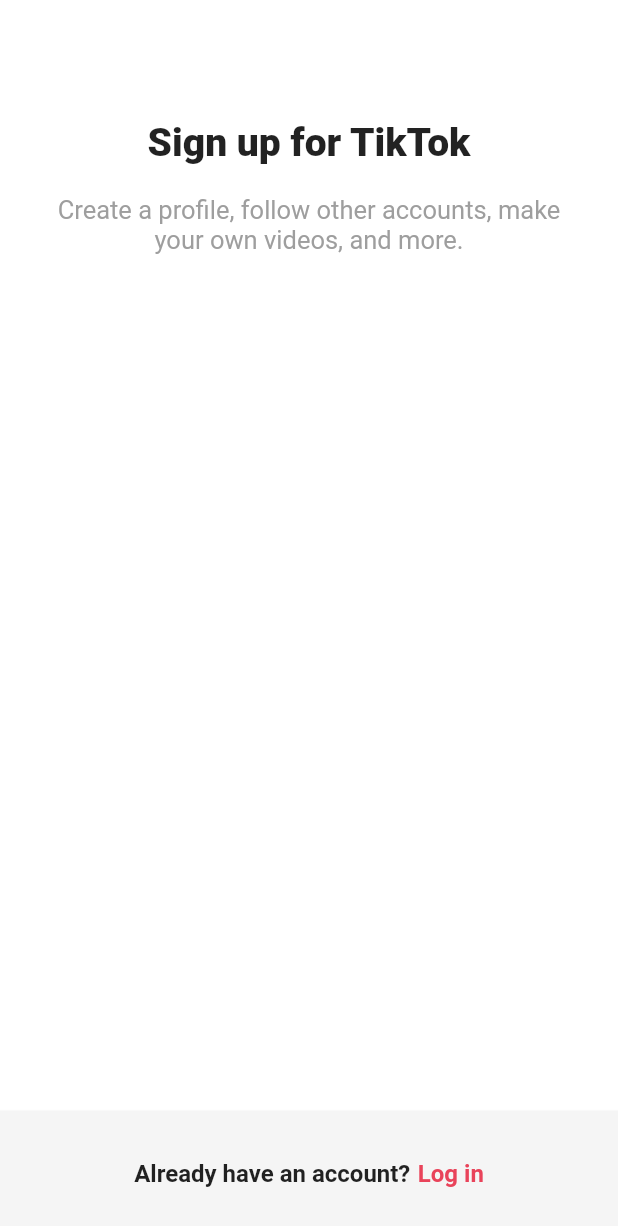
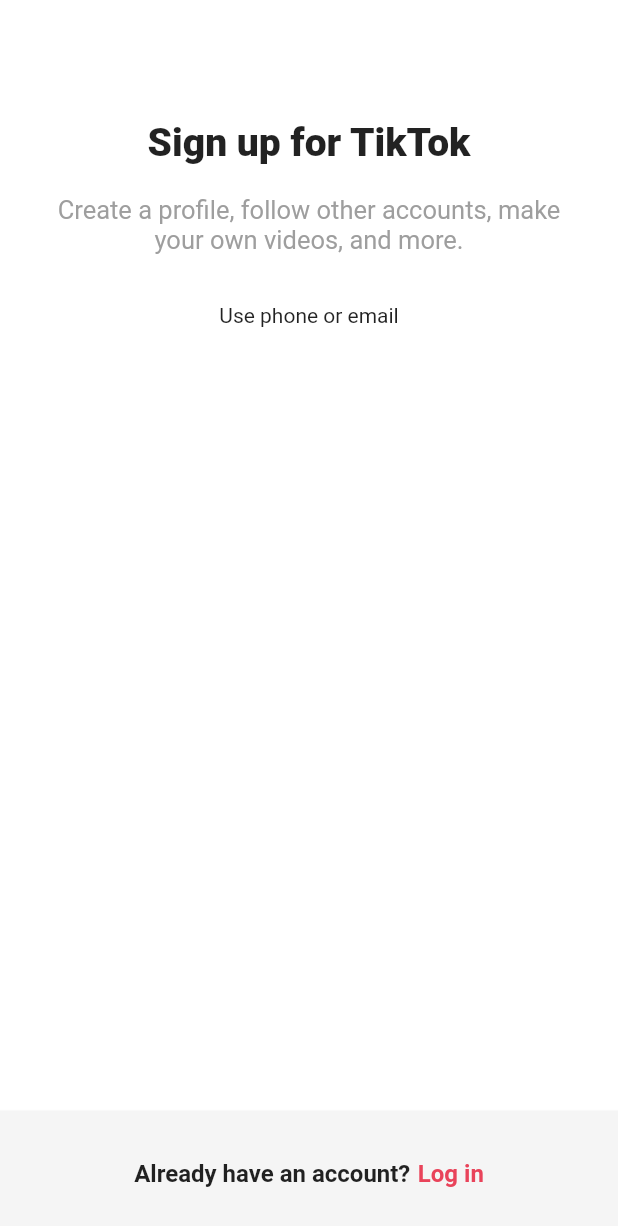
Before and after one commit to mijinB/TikTokClone, a Flutter app: the screen it shows after launch, on a phone screen of 412 x 824 dp. Shown: the top 1226 px of the screen. Run offline on Flutter 3.47's test engine with Material 2 defaults, Android fonts, the light colour scheme and no system bars.

Commit message:
log in screen

```diff
--- a/lib/screens/sign_up/sign_up_screen.dart
+++ b/lib/features/authentication/log_in_screen.dart
@@ -2,8 +2,12 @@
 import 'package:tiktok_clone_study/constants/gaps.dart';
 import 'package:tiktok_clone_study/constants/sizes.dart';
 
-class SignUpScreen extends StatelessWidget {
-  const SignUpScreen({super.key});
+class LogInScreen extends StatelessWidget {
+  const LogInScreen({super.key});
+
+  void onSignUpTap(BuildContext context) {
+    Navigator.of(context).pop();
+  }
 
   @override
   Widget build(BuildContext context) {
@@ -17,7 +21,7 @@
             children: [
               Gaps.v80,
               Text(
-                'Sign up for TikTok',
+                'Log in to TikTok',
                 style: TextStyle(
                   fontSize: Sizes.size24 + 2,
                   fontWeight: FontWeight.w800,
@@ -25,7 +29,7 @@
               ),
               Gaps.v20,
               Text(
-                'Create a profile, follow other accounts, make your own videos, and more.',
+                'Manage your account, check notifications, comment on videos, and more.',
                 textAlign: TextAlign.center,
                 style: TextStyle(
                   color: Colors.grey,
@@ -47,19 +51,22 @@
             mainAxisAlignment: MainAxisAlignment.center,
             children: [
               const Text(
-                'Already have an account?',
+                'Don\'t have an account?',
                 style: TextStyle(
                   fontSize: Sizes.size16,
                   fontWeight: FontWeight.w600,
                 ),
               ),
               Gaps.h5,
-              Text(
-                'Log in',
-                style: TextStyle(
-                  color: Theme.of(context).primaryColor,
-                  fontSize: Sizes.size16,
-                  fontWeight: FontWeight.w600,
+              GestureDetector(
+                onTap: () => onSignUpTap(context),
+                child: Text(
+                  'Sign up',
+                  style: TextStyle(
+                    color: Theme.of(context).primaryColor,
+                    fontSize: Sizes.size16,
+                    fontWeight: FontWeight.w600,
+                  ),
                 ),
               ),
             ],
--- /dev/null
+++ b/lib/features/authentication/sign_up_screen.dart
@@ -0,0 +1,86 @@
+import 'package:flutter/material.dart';
+import 'package:tiktok_clone_study/constants/gaps.dart';
+import 'package:tiktok_clone_study/constants/sizes.dart';
+import 'package:tiktok_clone_study/features/authentication/log_in_screen.dart';
+import 'package:tiktok_clone_study/features/authentication/widgets/auth_button.dart';
+
+class SignUpScreen extends StatelessWidget {
+  const SignUpScreen({super.key});
+
+  void onLogInTap(BuildContext context) {
+    Navigator.of(context).push(
+      MaterialPageRoute(
+        builder: (context) => const LogInScreen(),
+      ),
+    );
+  }
+
+  @override
+  Widget build(BuildContext context) {
+    return Scaffold(
+      body: const SafeArea(
+        child: Padding(
+          padding: EdgeInsets.symmetric(
+            horizontal: Sizes.size20,
+          ),
+          child: Column(
+            children: [
+              Gaps.v80,
+              Text(
+                'Sign up for TikTok',
+                style: TextStyle(
+                  fontSize: Sizes.size24 + 2,
+                  fontWeight: FontWeight.w800,
+                ),
+              ),
+              Gaps.v20,
+              Text(
+                'Create a profile, follow other accounts, make your own videos, and more.',
+                textAlign: TextAlign.center,
+                style: TextStyle(
+                  color: Colors.grey,
+                  fontSize: Sizes.size16 + 1,
+                ),
+              ),
+              Gaps.v32,
+              AuthButton(text: 'Use phone or email'),
+            ],
+          ),
+        ),
+      ),
+      bottomNavigationBar: BottomAppBar(
+        elevation: 2,
+        color: Colors.grey.shade100,
+        child: Padding(
+          padding: const EdgeInsets.symmetric(
+            vertical: Sizes.size32,
+          ),
+          child: Row(
+            mainAxisAlignment: MainAxisAlignment.center,
+            children: [
+              const Text(
+                'Already have an account?',
+                style: TextStyle(
+                  fontSize: Sizes.size16,
+                  fontWeight: FontWeight.w600,
+                ),
+              ),
+              Gaps.h5,
+              GestureDetector(
+                onTap: () => onLogInTap(context),
+                child: Text(
+                  'Log in',
+                  style: TextStyle(
+                    color: Theme.of(context).primaryColor,
+                    fontSize: Sizes.size16,
+                    fontWeight: FontWeight.w600,
+                  ),
+                ),
+              ),
+            ],
+          ),
+        ),
+      ),
+    );
+  }
+}
--- /dev/null
+++ b/lib/features/authentication/widgets/auth_button.dart
@@ -0,0 +1,17 @@
+import 'package:flutter/material.dart';
+
+class AuthButton extends StatelessWidget {
+  final String text;
+
+  const AuthButton({
+    super.key,
+    required this.text,
+  });
+
+  @override
+  Widget build(BuildContext context) {
+    return Container(
+      child: Text(text),
+    );
+  }
+}
--- a/lib/main.dart
+++ b/lib/main.dart
@@ -1,5 +1,5 @@
 import 'package:flutter/material.dart';
-import 'package:tiktok_clone_study/screens/sign_up/sign_up_screen.dart';
+import 'package:tiktok_clone_study/features/authentication/sign_up_screen.dart';
 
 void main() {
   runApp(const TikTokApp());
```
